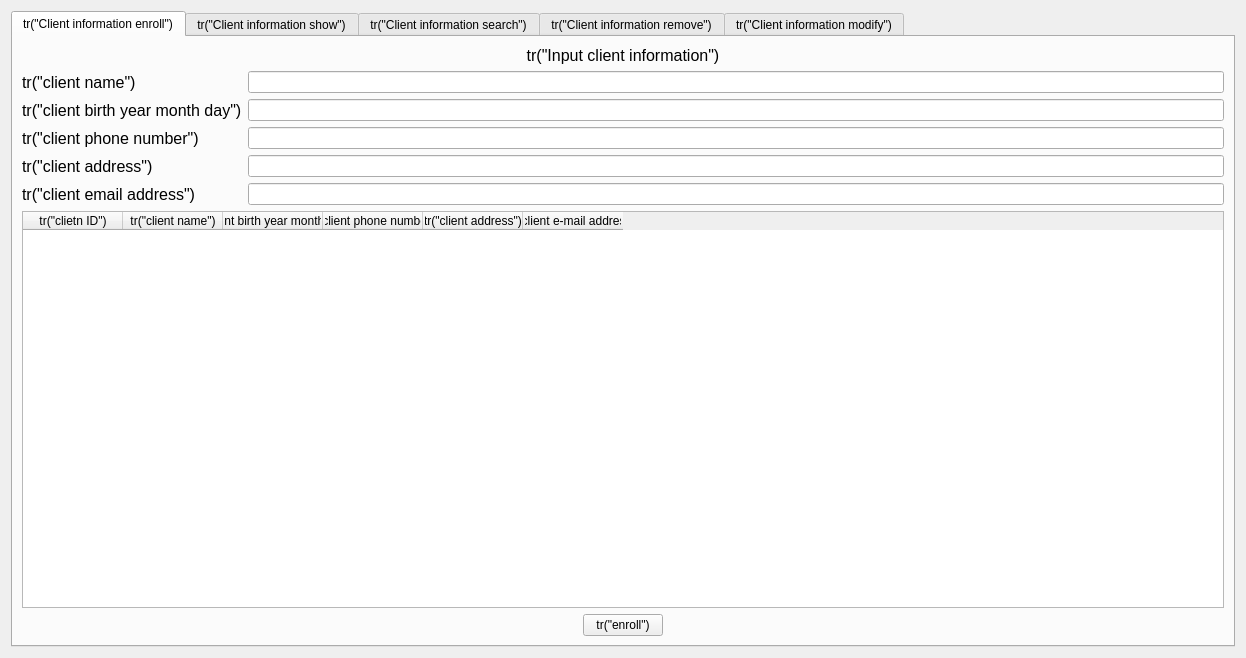
This is CSApp/clienthandlerform.ui in ToSaveData/qt_home as Qt 5 draws it before an edit. The edited form follows.
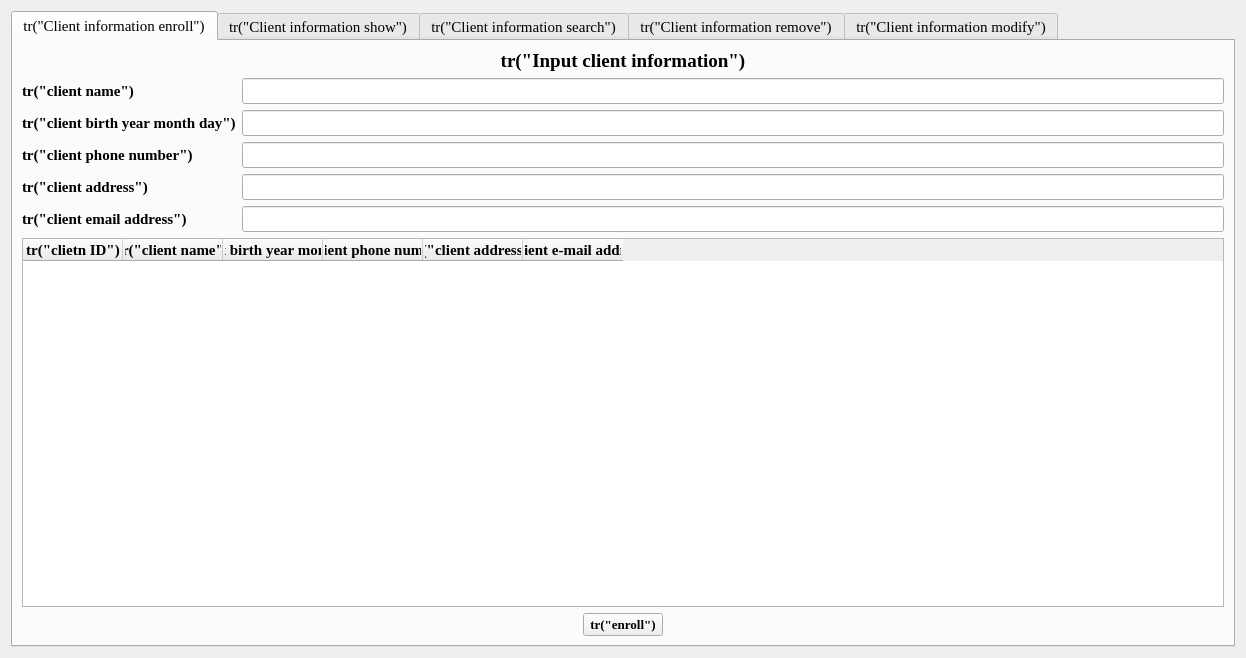
This is the edited form. The open tabs and pages were chosen to show the change.

Patch:
```diff
--- a/CSApp/clienthandlerform.ui
+++ b/CSApp/clienthandlerform.ui
@@ -16,6 +16,12 @@
     <height>300</height>
    </size>
   </property>
+  <property name="font">
+   <font>
+    <pointsize>11</pointsize>
+    <bold>false</bold>
+   </font>
+  </property>
   <property name="windowTitle">
    <string>Form</string>
   </property>
@@ -28,6 +34,13 @@
        <height>340</height>
       </size>
      </property>
+     <property name="font">
+      <font>
+       <family>Times New Roman</family>
+       <pointsize>11</pointsize>
+       <bold>false</bold>
+      </font>
+     </property>
      <property name="currentIndex">
       <number>4</number>
      </property>
@@ -48,7 +61,9 @@
            </property>
            <property name="font">
             <font>
-             <pointsize>12</pointsize>
+             <family>Times New Roman</family>
+             <pointsize>14</pointsize>
+             <bold>true</bold>
             </font>
            </property>
            <property name="text">
@@ -65,7 +80,9 @@
             <widget class="QLabel" name="nameLabel1">
              <property name="font">
               <font>
-               <pointsize>12</pointsize>
+               <family>Times New Roman</family>
+               <pointsize>11</pointsize>
+               <bold>true</bold>
               </font>
              </property>
              <property name="text">
@@ -80,7 +97,9 @@
             <widget class="QLabel" name="birthdayLabel1">
              <property name="font">
               <font>
-               <pointsize>12</pointsize>
+               <family>Times New Roman</family>
+               <pointsize>11</pointsize>
+               <bold>true</bold>
               </font>
              </property>
              <property name="text">
@@ -95,7 +114,9 @@
             <widget class="QLabel" name="phoneNumLabel1">
              <property name="font">
               <font>
-               <pointsize>12</pointsize>
+               <family>Times New Roman</family>
+               <pointsize>11</pointsize>
+               <bold>true</bold>
               </font>
              </property>
              <property name="text">
@@ -110,7 +131,9 @@
             <widget class="QLabel" name="addressLabel1">
              <property name="font">
               <font>
-               <pointsize>12</pointsize>
+               <family>Times New Roman</family>
+               <pointsize>11</pointsize>
+               <bold>true</bold>
               </font>
              </property>
              <property name="text">
@@ -125,7 +148,9 @@
             <widget class="QLabel" name="emailLabel1">
              <property name="font">
               <font>
-               <pointsize>12</pointsize>
+               <family>Times New Roman</family>
+               <pointsize>11</pointsize>
+               <bold>true</bold>
               </font>
              </property>
              <property name="text">
@@ -140,6 +165,13 @@
          </item>
          <item>
           <widget class="QTableWidget" name="tableWidget1">
+           <property name="font">
+            <font>
+             <family>Times New Roman</family>
+             <pointsize>11</pointsize>
+             <bold>false</bold>
+            </font>
+           </property>
            <property name="editTriggers">
             <set>QAbstractItemView::NoEditTriggers</set>
            </property>
@@ -150,31 +182,73 @@
             <property name="text">
              <string>tr(&quot;clietn ID&quot;)</string>
             </property>
+            <property name="font">
+             <font>
+              <family>Times New Roman</family>
+              <pointsize>11</pointsize>
+              <bold>true</bold>
+             </font>
+            </property>
            </column>
            <column>
             <property name="text">
              <string>tr(&quot;client name&quot;)</string>
             </property>
+            <property name="font">
+             <font>
+              <family>Times New Roman</family>
+              <pointsize>11</pointsize>
+              <bold>true</bold>
+             </font>
+            </property>
            </column>
            <column>
             <property name="text">
              <string>tr(&quot;client birth year month day&quot;)</string>
             </property>
+            <property name="font">
+             <font>
+              <family>Times New Roman</family>
+              <pointsize>11</pointsize>
+              <bold>true</bold>
+             </font>
+            </property>
            </column>
            <column>
             <property name="text">
              <string>tr(&quot;client phone number&quot;)</string>
             </property>
+            <property name="font">
+             <font>
+              <family>Times New Roman</family>
+              <pointsize>11</pointsize>
+              <bold>true</bold>
+             </font>
+            </property>
            </column>
            <column>
             <property name="text">
              <string>tr(&quot;client address&quot;)</string>
             </property>
+            <property name="font">
+             <font>
+              <family>Times New Roman</family>
+              <pointsize>11</pointsize>
+              <bold>true</bold>
+             </font>
+            </property>
            </column>
            <column>
             <property name="text">
              <string>tr(&quot;client e-mail address&quot;)</string>
             </property>
+            <property name="font">
+             <font>
+              <family>Times New Roman</family>
+              <pointsize>11</pointsize>
+              <bold>true</bold>
+             </font>
+            </property>
            </column>
           </widget>
          </item>
@@ -195,6 +269,13 @@
            </item>
            <item>
             <widget class="QPushButton" name="enrollPushButton">
+             <property name="font">
+              <font>
+               <family>Times New Roman</family>
+               <pointsize>10</pointsize>
+               <bold>true</bold>
+              </font>
+             </property>
              <property name="text">
               <string>tr(&quot;enroll&quot;)</string>
              </property>
```
Left out of the diff: 282 changed lines with no effect on the pictures.
